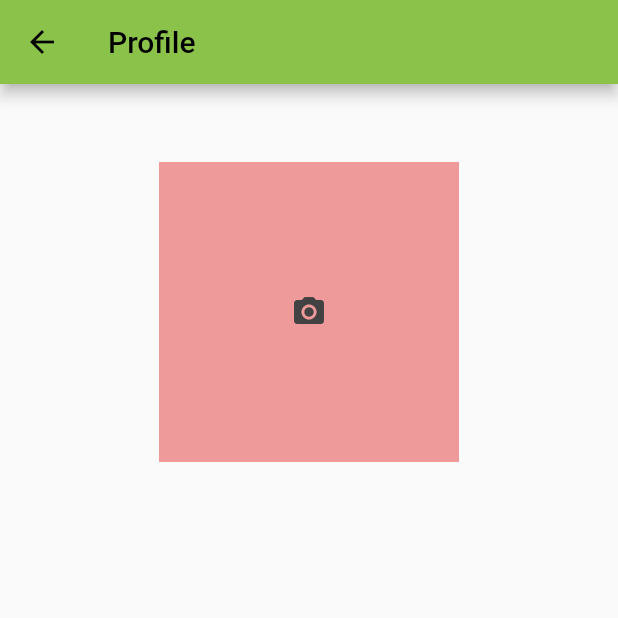
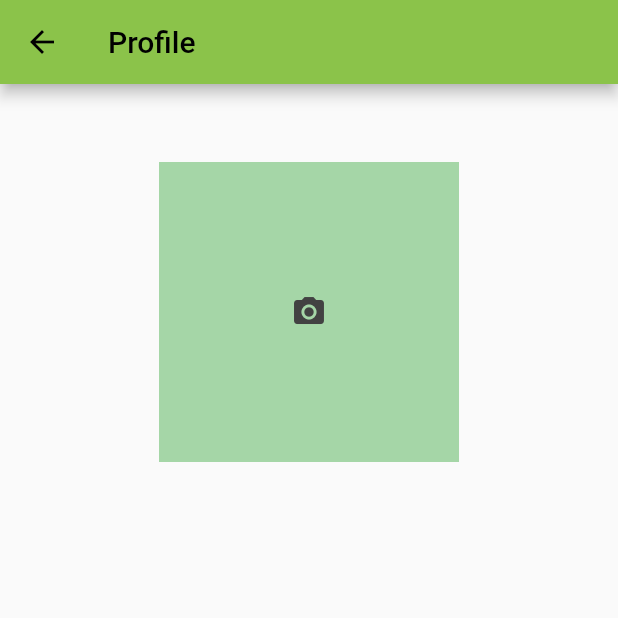
Before and after one commit to mariobon99/progetto_biomedical_wearable, a Flutter app: the ProfilePage screen opened directly, on a phone screen of 412 x 824 dp, the top half of it. Run offline on Flutter 3.47's test engine with Material 2 defaults, Android fonts, the phone set to English and light mode, and no system bars; our stand-ins replace image_picker.

Commit message:
prova di branching

```diff
--- a/lib/screens/ProfilePage.dart
+++ b/lib/screens/ProfilePage.dart
@@ -46,7 +46,7 @@ class _ProfilePageState extends State<ProfilePage> {
               child: Container(
                 width: 200,
                 height: 200,
-                decoration: BoxDecoration(color: Colors.red[200]),
+                decoration: BoxDecoration(color: Colors.green[200]),
                 child: _image != null
                     ? Image.file(
                         _image,
@@ -55,7 +55,7 @@ class _ProfilePageState extends State<ProfilePage> {
                         fit: BoxFit.fitHeight,
                       )
                     : Container(
-                        decoration: BoxDecoration(color: Colors.red[200]),
+                        decoration: BoxDecoration(color: Colors.green[200]),
                         width: 200,
                         height: 200,
                         child: Icon(
```
